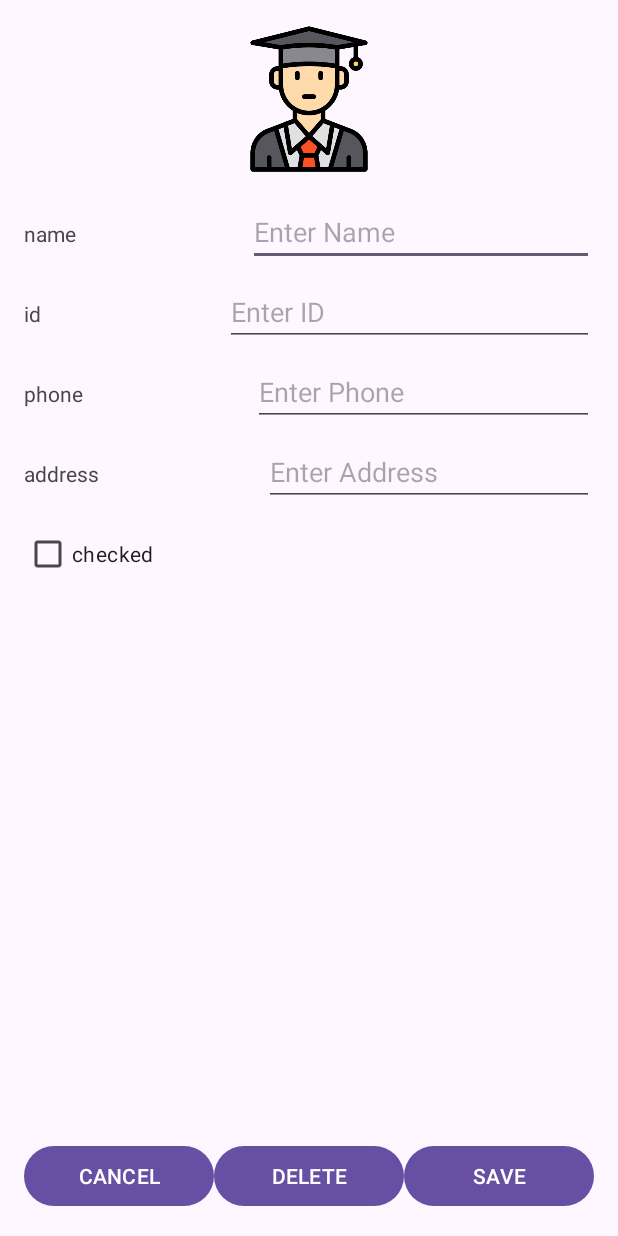
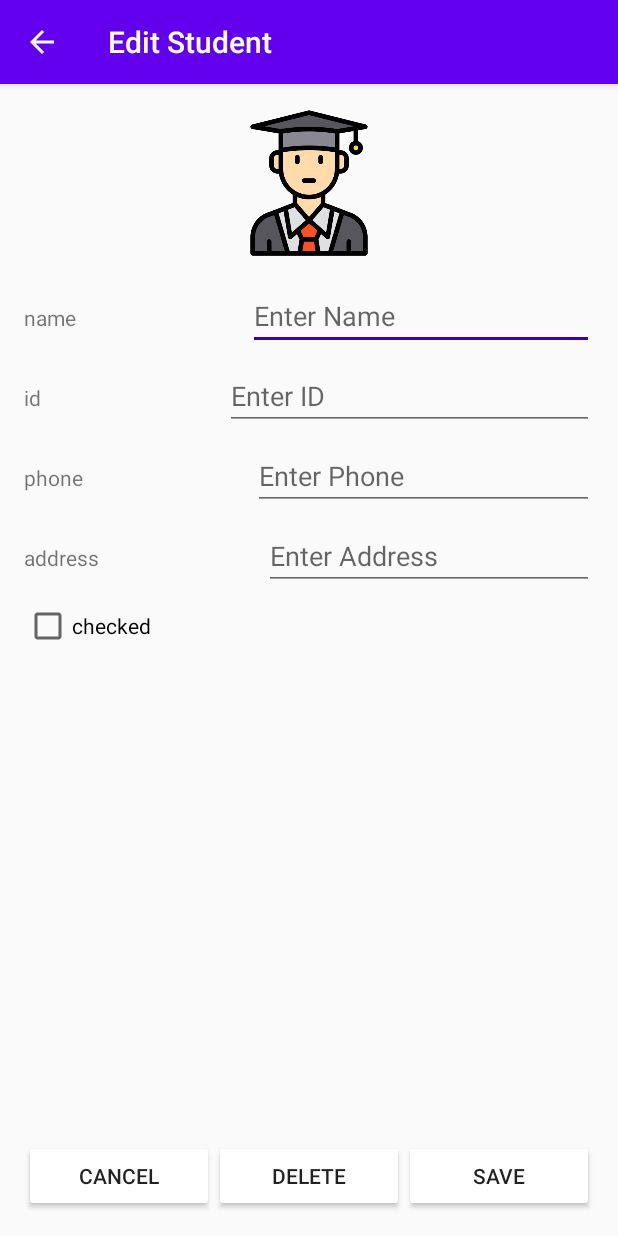
Before and after one commit to Almogel/studentsApp, an Android app: the EditStudentActivity screen opened directly, with no data from a screen before it, on a phone screen of 412 x 824 dp. Run offline under Robolectric (Android 15) with nearby library versions, the phone set to English and light mode, and no system bars.

Commit message:
Add back button functionality to AddStudentActivity, StudentDetailsActivity, and EditStudentActivity

```diff
--- a/app/src/main/res/layout/activity_edit_student.xml
+++ b/app/src/main/res/layout/activity_edit_student.xml
@@ -38,7 +38,8 @@
                 android:layout_width="0dp"
                 android:layout_height="wrap_content"
                 android:layout_weight="2"
-                android:hint="Enter Name" />
+                android:hint="Enter Name"
+                android:textColor="@android:color/black" />
         </LinearLayout>
 
         <LinearLayout
@@ -59,7 +60,8 @@
                 android:layout_width="0dp"
                 android:layout_height="wrap_content"
                 android:layout_weight="2"
-                android:hint="Enter ID" />
+                android:hint="Enter ID"
+                android:textColor="@android:color/black" />
         </LinearLayout>
 
         <LinearLayout
@@ -80,7 +82,8 @@
                 android:layout_width="0dp"
                 android:layout_height="wrap_content"
                 android:layout_weight="2"
-                android:hint="Enter Phone" />
+                android:hint="Enter Phone"
+                android:textColor="@android:color/black" />
         </LinearLayout>
 
         <LinearLayout
@@ -101,7 +104,8 @@
                 android:layout_width="0dp"
                 android:layout_height="wrap_content"
                 android:layout_weight="2"
-                android:hint="Enter Address" />
+                android:hint="Enter Address"
+                android:textColor="@android:color/black" />
         </LinearLayout>
 
         <CheckBox
@@ -123,20 +127,23 @@
             android:layout_width="0dp"
             android:layout_height="wrap_content"
             android:layout_weight="1"
-            android:text="CANCEL" />
+            android:text="CANCEL"
+            android:backgroundTint="@android:color/white" />
 
         <Button
             android:id="@+id/buttonDelete"
             android:layout_width="0dp"
             android:layout_height="wrap_content"
             android:layout_weight="1"
-            android:text="DELETE" />
+            android:text="DELETE"
+            android:backgroundTint="@android:color/white" />
 
         <Button
             android:id="@+id/buttonSave"
             android:layout_width="0dp"
             android:layout_height="wrap_content"
             android:layout_weight="1"
-            android:text="SAVE" />
+            android:text="SAVE"
+            android:backgroundTint="@android:color/white" />
     </LinearLayout>
 </LinearLayout>
--- a/app/src/main/res/layout/activity_students_recycler_view.xml
+++ b/app/src/main/res/layout/activity_students_recycler_view.xml
@@ -1,4 +1,3 @@
-<?xml version="1.0" encoding="utf-8"?>
 <androidx.constraintlayout.widget.ConstraintLayout xmlns:android="http://schemas.android.com/apk/res/android"
     xmlns:app="http://schemas.android.com/apk/res-auto"
     xmlns:tools="http://schemas.android.com/tools"
@@ -15,6 +14,7 @@
         app:layout_constraintEnd_toEndOf="parent"
         app:layout_constraintStart_toStartOf="parent"
         app:layout_constraintTop_toTopOf="parent" />
+
     <com.google.android.material.floatingactionbutton.FloatingActionButton
         android:id="@+id/add_student_fab"
         android:layout_width="wrap_content"
@@ -23,7 +23,7 @@
         android:contentDescription="Add student"
         app:layout_constraintBottom_toBottomOf="parent"
         app:layout_constraintEnd_toEndOf="parent"
-        android:text="Add Student"
-        app:srcCompat="@android:drawable/ic_input_add"/>
+        android:tint="@android:color/white"
+    app:srcCompat="@android:drawable/ic_input_add" />
 
 </androidx.constraintlayout.widget.ConstraintLayout>
--- a/app/src/main/res/values/colors.xml
+++ b/app/src/main/res/values/colors.xml
@@ -1,5 +1,6 @@
-<?xml version="1.0" encoding="utf-8"?>
 <resources>
     <color name="black">#FF000000</color>
     <color name="white">#FFFFFFFF</color>
+    <color name="purple_500">#6200EE</color>
+    <color name="purple_700">#3700B3</color>
 </resources>
--- a/app/src/main/res/values/strings.xml
+++ b/app/src/main/res/values/strings.xml
@@ -1,3 +1,3 @@
 <resources>
-    <string name="app_name">studentsApp</string>
+    <string name="app_name">Students App</string>
 </resources>
--- a/app/src/main/res/values/themes.xml
+++ b/app/src/main/res/values/themes.xml
@@ -1,8 +1,10 @@
 <resources xmlns:tools="http://schemas.android.com/tools">
     <!-- Base application theme. -->
-    <style name="Base.Theme.StudentsApp" parent="Theme.Material3.DayNight.NoActionBar">
+    <style name="Base.Theme.StudentsApp" parent="Theme.AppCompat.Light.DarkActionBar">
         <!-- Customize your light theme here. -->
-        <!-- <item name="colorPrimary">@color/my_light_primary</item> -->
+        <item name="colorPrimary">@color/purple_500</item>
+        <item name="colorPrimaryDark">@color/purple_700</item>
+        <item name="colorAccent">@color/purple_700</item>
     </style>
 
     <style name="Theme.StudentsApp" parent="Base.Theme.StudentsApp" />
```
Also changed, not shown: app/src/main/AndroidManifest.xml (+23 -21 lines), app/src/main/java/com/example/studentsapp/AddStudentActivity.kt (+13 -5 lines), app/src/main/java/com/example/studentsapp/EditStudentActivity.kt (+17 -2 lines), app/src/main/java/com/example/studentsapp/StudentDetailsActivity.kt (+20 -0 lines), app/src/main/java/com/example/studentsapp/StudentsRecyclerViewActivity.kt (+19 -2 lines), app/src/main/java/com/example/studentsapp/adapter/StudentRecyclerAdapter.kt (+6 -2 lines), app/src/main/res/layout/activity_add_student.xml (+17 -2 lines), app/src/main/res/layout/activity_main.xml (+12 -11 lines), app/src/main/res/layout/activity_student_details.xml (+15 -1 lines).
